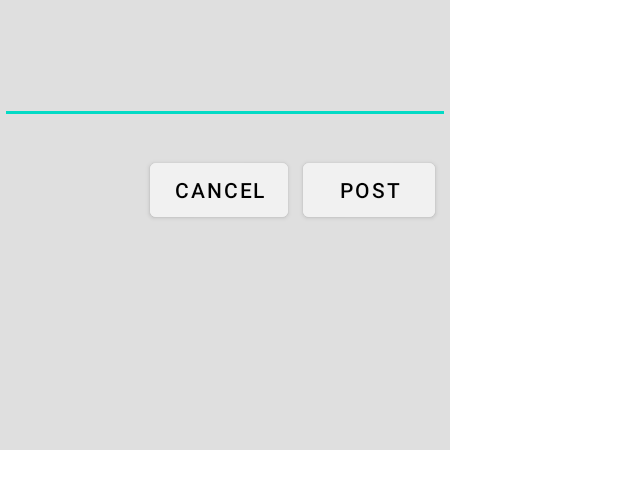
After one commit to MeloCommunity/android, an Android app: the layout edit_alert_dialogbox.xml on its own in the app's theme, with its tools: preview values and no code run, on a phone screen of 412 x 824 dp. The commit adds this screen. Shown: the top 489 px of the screen. Run offline under Robolectric (Android 15) with nearby library versions, the phone set to English and light mode, and no system bars; network calls fail.

Commit message:
Adding edit functionality to comments

```diff
--- a/app/src/main/java/com/example/melocommunity/adapters/SearchSongsAdapter.java
+++ b/app/src/main/java/com/example/melocommunity/adapters/SearchSongsAdapter.java
@@ -119,7 +119,7 @@ public class SearchSongsAdapter extends RecyclerView.Adapter<SearchSongsAdapter.
             lengthSong2 = itemView.findViewById(R.id.lengthSong2);
             btnPost3 = itemView.findViewById(R.id.btnPost3);
             userImage3 = itemView.findViewById(R.id.userImage3);
-            etDescription = itemView.findViewById(R.id.tiComment);
+            etDescription = itemView.findViewById(R.id.etEditComment);
         }
 
         public void bind(Song feedSong) {
--- a/app/src/main/res/layout/activity_detail.xml
+++ b/app/src/main/res/layout/activity_detail.xml
@@ -88,7 +88,7 @@
         app:boxBackgroundColor="#FFFFFF">
 
         <com.google.android.material.textfield.TextInputEditText
-            android:id="@+id/tiComment"
+            android:id="@+id/etEditComment"
             android:layout_width="match_parent"
             android:layout_height="wrap_content"
             android:layout_below="@+id/divider1"
--- /dev/null
+++ b/app/src/main/res/layout/edit_alert_dialogbox.xml
@@ -0,0 +1,38 @@
+<?xml version="1.0" encoding="utf-8"?>
+<RelativeLayout xmlns:android="http://schemas.android.com/apk/res/android"
+    android:layout_width="300dp"
+    android:layout_height="300dp"
+    android:background="#DFDFDF">
+
+    <com.google.android.material.textfield.TextInputEditText
+        android:id="@+id/etEditComment"
+        android:layout_width="match_parent"
+        android:layout_height="wrap_content"
+        android:layout_marginTop="40dp"
+        android:textSize="16sp" />
+
+    <Button
+        android:id="@+id/btnPostEdit"
+        android:layout_width="wrap_content"
+        android:layout_height="wrap_content"
+        android:layout_below="@+id/etEditComment"
+        android:layout_alignParentEnd="true"
+        android:layout_marginTop="20dp"
+        android:layout_marginEnd="10dp"
+        android:backgroundTint="#F1F1F1"
+        android:text="POST"
+        android:textColor="#000000" />
+
+    <Button
+        android:id="@+id/btnCancelEdit"
+        android:layout_width="wrap_content"
+        android:layout_height="wrap_content"
+        android:layout_below="@+id/etEditComment"
+        android:layout_marginTop="20dp"
+        android:layout_marginEnd="10dp"
+        android:layout_toStartOf="@+id/btnPostEdit"
+        android:backgroundTint="#F1F1F1"
+        android:text="CANCEL"
+        android:textColor="#000000" />
+
+</RelativeLayout>
--- a/app/src/main/res/layout/item_post.xml
+++ b/app/src/main/res/layout/item_post.xml
@@ -135,7 +135,7 @@
         app:boxBackgroundColor="#FFFFFF">
 
         <com.google.android.material.textfield.TextInputEditText
-            android:id="@+id/tiComment"
+            android:id="@+id/etEditComment"
             android:layout_width="match_parent"
             android:layout_height="match_parent"
             android:layout_marginStart="2dp"
```
Also changed, not shown: app/src/main/java/com/example/melocommunity/DetailActivity.java (+1 -9 lines), app/src/main/java/com/example/melocommunity/adapters/CommentsAdapter.java (+76 -7 lines), app/src/main/java/com/example/melocommunity/adapters/FeedSongsAdapter.java (+1 -7 lines), app/src/main/java/com/example/melocommunity/fragments/FeedFragment.java (+1 -11 lines), app/src/main/res/layout/item_comment.xml (+15 -0 lines), 3 other files.
